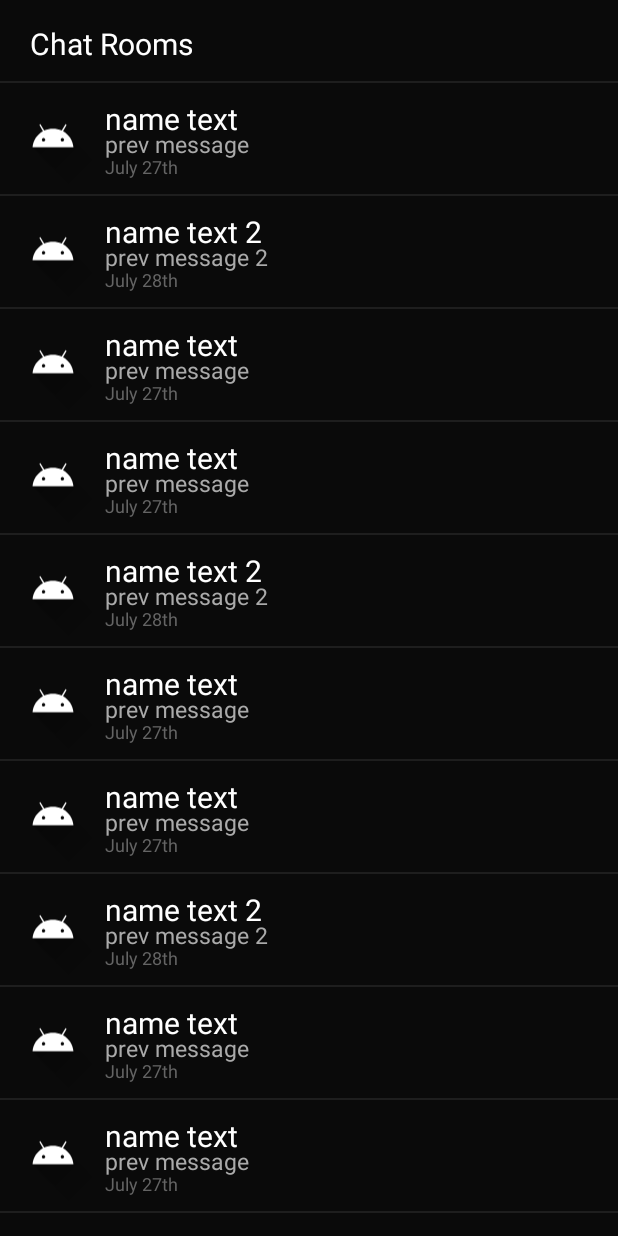
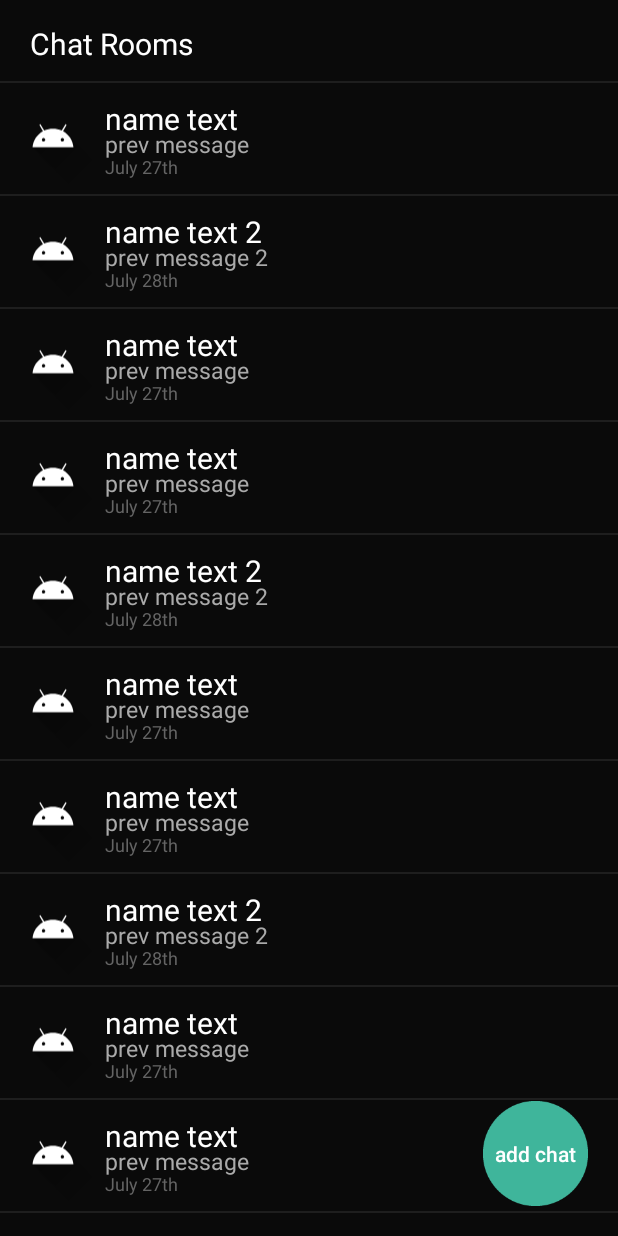
Before and after one commit to stephen99scott/android-dm, an Android app: the screen it shows after launch (MainActivity), on a phone screen of 412 x 824 dp. Run offline under Robolectric (Android 15) with nearby library versions, the phone set to English and light mode, and no system bars.

Commit message:
added button to add/join a new chat, linked that to a new activity to be made later

```diff
--- a/app/src/main/java/com/example/directmessaging/MainActivity.java
+++ b/app/src/main/java/com/example/directmessaging/MainActivity.java
@@ -6,11 +6,14 @@ import androidx.recyclerview.widget.RecyclerView;
 
 import android.content.Intent;
 import android.os.Bundle;
+import android.view.View;
+import android.widget.Button;
 
 import java.util.ArrayList;
 
 public class MainActivity extends AppCompatActivity {
     private ArrayList<ChatCard> cardList;
+    Button button;
 
     @Override
     protected void onCreate(Bundle savedInstanceState) {
@@ -19,6 +22,17 @@ public class MainActivity extends AppCompatActivity {
 
         createChatList();
         buildRecycleView();
+
+        /* button listener to add a new chat -----------------------------------------------------*/
+        button = (Button) findViewById(R.id.add_chat);
+        button.setOnClickListener(new View.OnClickListener() {
+            @Override
+            public void onClick(View v) {
+                joinNewRoom();
+            }
+        });
+        /* end button listener to add a new chat -------------------------------------------------*/
+
     }
 
     public void createChatList() {
@@ -64,4 +78,9 @@ public class MainActivity extends AppCompatActivity {
         startActivity(intent);
     }
 
+    private void joinNewRoom() {
+        Intent intent = new Intent(this, AddChatRoom.class);
+        startActivity(intent);
+    }
+
 }
--- a/app/src/main/res/layout/main_activity.xml
+++ b/app/src/main/res/layout/main_activity.xml
@@ -1,10 +1,31 @@
 <?xml version="1.0" encoding="utf-8"?>
 <RelativeLayout xmlns:android="http://schemas.android.com/apk/res/android"
+    xmlns:app="http://schemas.android.com/apk/res-auto"
     xmlns:tools="http://schemas.android.com/tools"
     android:layout_width="match_parent"
     android:layout_height="match_parent"
     android:background="#1E1E1E"
     tools:context=".MainActivity">
+
+    <Button
+        android:id="@+id/add_chat"
+        android:layout_width="70dp"
+        android:layout_height="70dp"
+        android:layout_alignParentEnd="true"
+        android:layout_alignParentRight="true"
+        android:layout_alignParentBottom="true"
+        android:layout_marginStart="20dp"
+        android:layout_marginLeft="20dp"
+        android:layout_marginRight="20dp"
+        android:layout_marginBottom="20dp"
+        android:layout_marginEnd="20dp"
+
+        android:background="@mipmap/add_chat_foreground"
+        android:text="add chat"
+        android:textAllCaps="false"
+        android:textColor="#FFFFFF"
+        android:textIsSelectable="false"
+         />
 
     <RelativeLayout
         android:layout_width="match_parent"
```
Also changed, not shown: app/src/main/AndroidManifest.xml (+4 -7 lines), app/src/main/java/com/example/directmessaging/AddChatRoom.java (added, +33 -0 lines), app/src/main/res/layout/activity_add_chat_room.xml (added, +18 -0 lines), app/src/main/new_message-playstore.png (added), app/src/main/res/mipmap-hdpi/add_chat_foreground.png (added), app/src/main/res/mipmap-mdpi/add_chat_foreground.png (added), app/src/main/res/mipmap-xhdpi/add_chat_foreground.png (added), app/src/main/res/mipmap-xxhdpi/add_chat_foreground.png (added), app/src/main/res/mipmap-xxxhdpi/add_chat_foreground.png (added).
